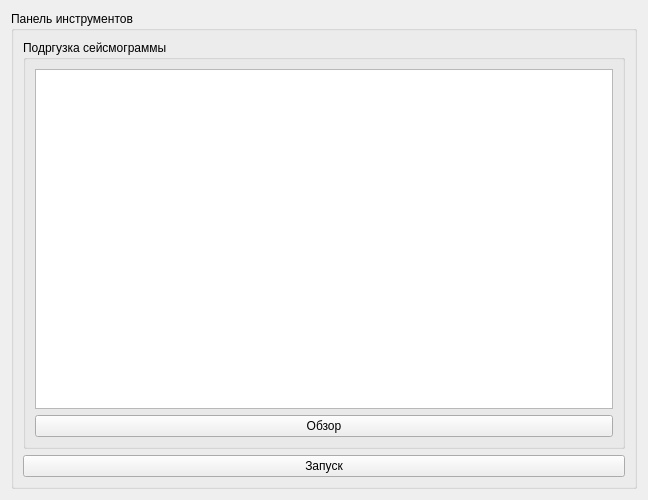
Old version of the form seismictools/apps/example/UI/ExampleWidget.ui in the repository gasng/SeismicTools.
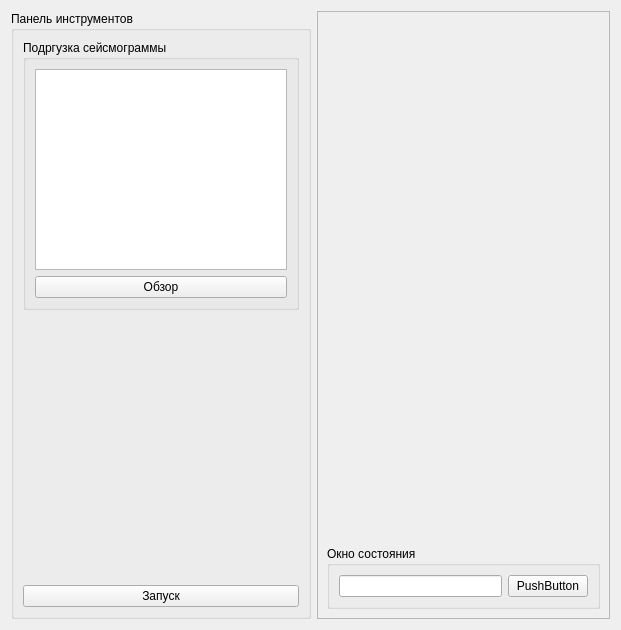
New version of the form.

Commit message: Обновил user interface

```diff
--- a/seismictools/apps/example/UI/ExampleWidget.ui
+++ b/seismictools/apps/example/UI/ExampleWidget.ui
@@ -6,16 +6,22 @@
    <rect>
     <x>0</x>
     <y>0</y>
-    <width>648</width>
-    <height>500</height>
+    <width>621</width>
+    <height>630</height>
    </rect>
   </property>
   <property name="windowTitle">
    <string>Form</string>
   </property>
-  <layout class="QVBoxLayout" name="verticalLayout_3">
+  <layout class="QHBoxLayout" name="horizontalLayout">
    <item>
     <widget class="QGroupBox" name="ToolGB">
+     <property name="maximumSize">
+      <size>
+       <width>300</width>
+       <height>16777215</height>
+      </size>
+     </property>
      <property name="title">
       <string>Панель инструментов</string>
      </property>
@@ -39,6 +45,19 @@
         </layout>
        </widget>
       </item>
+      <item>
+       <spacer name="verticalSpacer">
+        <property name="orientation">
+         <enum>Qt::Orientation::Vertical</enum>
+        </property>
+        <property name="sizeHint" stdset="0">
+         <size>
+          <width>20</width>
+          <height>40</height>
+         </size>
+        </property>
+       </spacer>
+      </item>
       <item>
        <widget class="QPushButton" name="RunBtn">
         <property name="text">
@@ -49,6 +68,59 @@
      </layout>
     </widget>
    </item>
+   <item>
+    <widget class="QFrame" name="frame">
+     <property name="frameShape">
+      <enum>QFrame::Shape::StyledPanel</enum>
+     </property>
+     <property name="frameShadow">
+      <enum>QFrame::Shadow::Raised</enum>
+     </property>
+     <layout class="QVBoxLayout" name="verticalLayout_4">
+      <item>
+       <layout class="QVBoxLayout" name="plotLayout"/>
+      </item>
+      <item>
+       <spacer name="verticalSpacer_2">
+        <property name="orientation">
+         <enum>Qt::Orientation::Vertical</enum>
+        </property>
+        <property name="sizeHint" stdset="0">
+         <size>
+          <width>20</width>
+          <height>40</height>
+         </size>
+        </property>
+       </spacer>
+      </item>
+      <item>
+       <widget class="QGroupBox" name="MessageGB">
+        <property name="maximumSize">
+         <size>
+          <width>16777215</width>
+          <height>75</height>
+         </size>
+        </property>
+        <property name="title">
+         <string>Окно состояния</string>
+        </property>
+        <layout class="QHBoxLayout" name="horizontalLayout_2">
+         <item>
+          <widget class="QLineEdit" name="MessageLine"/>
+         </item>
+         <item>
+          <widget class="QPushButton" name="MessageBtn">
+           <property name="text">
+            <string>PushButton</string>
+           </property>
+          </widget>
+         </item>
+        </layout>
+       </widget>
+      </item>
+     </layout>
+    </widget>
+   </item>
   </layout>
  </widget>
  <resources/>
```
The commit also changes 1 other file.
